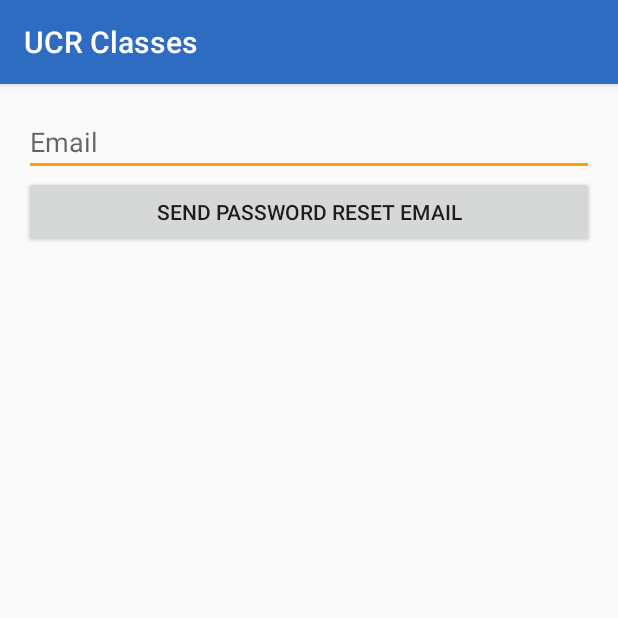
After one commit to markasfour/UCRClasses, an Android app: the PasswordResetActivity screen opened directly, with no data from a screen before it, on a phone screen of 412 x 824 dp, the top half of it. The commit adds this screen. Run offline under Robolectric (Android 15) with nearby library versions, the phone set to English and light mode, and no system bars.

Commit message:
added forgotpassword link and passwordresetactivity

```diff
--- a/app/src/main/AndroidManifest.xml
+++ b/app/src/main/AndroidManifest.xml
@@ -41,7 +41,8 @@
         </activity>
         <activity
             android:name=".SettingsActivity"
-            android:label="@string/title_activity_settings"></activity>
+            android:label="@string/title_activity_settings" />
+        <activity android:name=".PasswordResetActivity"></activity>
     </application>
 
 </manifest>
--- /dev/null
+++ b/app/src/main/java/com/cs180project/ucrclasses/PasswordResetActivity.java
@@ -0,0 +1,13 @@
+package com.cs180project.ucrclasses;
+
+import android.support.v7.app.AppCompatActivity;
+import android.os.Bundle;
+
+public class PasswordResetActivity extends AppCompatActivity {
+
+    @Override
+    protected void onCreate(Bundle savedInstanceState) {
+        super.onCreate(savedInstanceState);
+        setContentView(R.layout.activity_password_reset);
+    }
+}
--- /dev/null
+++ b/app/src/main/res/layout/activity_password_reset.xml
@@ -0,0 +1,32 @@
+<?xml version="1.0" encoding="utf-8"?>
+<RelativeLayout xmlns:android="http://schemas.android.com/apk/res/android"
+    xmlns:tools="http://schemas.android.com/tools"
+    android:id="@+id/activity_password_reset"
+    android:layout_width="match_parent"
+    android:layout_height="match_parent"
+    android:paddingBottom="@dimen/activity_vertical_margin"
+    android:paddingLeft="@dimen/activity_horizontal_margin"
+    android:paddingRight="@dimen/activity_horizontal_margin"
+    android:paddingTop="@dimen/activity_vertical_margin"
+    tools:context="com.cs180project.ucrclasses.PasswordResetActivity">
+
+
+    <EditText
+        android:layout_width="match_parent"
+        android:layout_height="wrap_content"
+        android:inputType="textEmailAddress"
+        android:ems="10"
+        android:id="@+id/email_text"
+        android:hint="@string/hint_email"
+        android:text="" />
+
+    <Button
+        android:text="Send Password Reset Email"
+        android:layout_width="match_parent"
+        android:layout_height="wrap_content"
+        android:id="@+id/password_email_button"
+        android:layout_below="@+id/email_text"
+        android:layout_alignParentRight="true"
+        android:layout_alignParentEnd="true" />
+
+</RelativeLayout>
--- a/app/src/main/res/values/colors.xml
+++ b/app/src/main/res/values/colors.xml
@@ -14,4 +14,7 @@
     <color name="toolbar">#efefef</color>
     <color name="toolbar_text">#8f000000</color>
     <color name="accent">#2789e4</color>
+
+    <color name="red_100">#ff0000</color>
+
 </resources>
--- a/app/src/main/res/values/strings.xml
+++ b/app/src/main/res/values/strings.xml
@@ -30,6 +30,8 @@
 
     <string name="hint_email">Email</string>
     <string name="hint_password">Password</string>
+
+    <string name="reset_password">Forgot your password?</string>
 
     <!-- SignInActivity -> status strings -->
     <string name="signed_out">Signed Out</string>
@@ -116,7 +118,6 @@
     <!--  -->
 
 
-
     <!-- Example settings for Data & Sync -->
     <string name="pref_header_data_sync">Data &amp; sync</string>
 
```
Also changed, not shown: app/src/main/java/com/cs180project/ucrclasses/SignInActivity.java (+12 -4 lines), app/src/main/res/drawable/reset_password_text_hover.xml (added, +7 -0 lines), app/src/main/res/layout/activity_sign_in.xml (+14 -2 lines).
